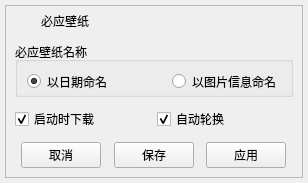
This is bingsetting.ui in yjmthu/PySpeedBox as Qt 5 draws it before an edit. The edited form follows.
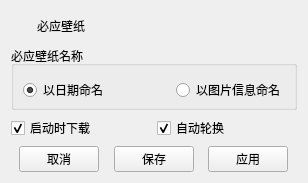
This is the edited form. Icons and pictures are not drawn.

The edit to the form file:
```diff
--- a/bingsetting.ui
+++ b/bingsetting.ui
@@ -13,37 +13,7 @@
   <property name="windowTitle">
    <string>必应壁纸设置</string>
   </property>
-  <layout class="QVBoxLayout" name="verticalLayout_2">
-   <property name="spacing">
-    <number>6</number>
-   </property>
-   <property name="leftMargin">
-    <number>5</number>
-   </property>
-   <property name="topMargin">
-    <number>5</number>
-   </property>
-   <property name="rightMargin">
-    <number>5</number>
-   </property>
-   <property name="bottomMargin">
-    <number>5</number>
-   </property>
-   <item>
-    <widget class="QFrame" name="frame">
-     <property name="frameShape">
-      <enum>QFrame::StyledPanel</enum>
-     </property>
-     <property name="frameShadow">
-      <enum>QFrame::Raised</enum>
-     </property>
      <layout class="QVBoxLayout" name="verticalLayout">
-      <property name="leftMargin">
-       <number>9</number>
-      </property>
-      <property name="topMargin">
-       <number>5</number>
-      </property>
       <item>
        <layout class="QHBoxLayout" name="horizontalLayout_3">
         <item>
@@ -92,19 +62,6 @@
         </item>
        </layout>
       </item>
-      <item>
-       <spacer name="verticalSpacer_3">
-        <property name="orientation">
-         <enum>Qt::Vertical</enum>
-        </property>
-        <property name="sizeHint" stdset="0">
-         <size>
-          <width>20</width>
-          <height>40</height>
-         </size>
-        </property>
-       </spacer>
-      </item>
       <item>
        <widget class="QGroupBox" name="groupBox">
         <property name="minimumSize">
@@ -161,19 +118,6 @@
         </layout>
        </widget>
       </item>
-      <item>
-       <spacer name="verticalSpacer_2">
-        <property name="orientation">
-         <enum>Qt::Vertical</enum>
-        </property>
-        <property name="sizeHint" stdset="0">
-         <size>
-          <width>20</width>
-          <height>40</height>
-         </size>
-        </property>
-       </spacer>
-      </item>
       <item>
        <layout class="QHBoxLayout" name="horizontalLayout_5">
         <item>
@@ -204,19 +148,6 @@
         </item>
        </layout>
       </item>
-      <item>
-       <spacer name="verticalSpacer">
-        <property name="orientation">
-         <enum>Qt::Vertical</enum>
-        </property>
-        <property name="sizeHint" stdset="0">
-         <size>
-          <width>20</width>
-          <height>40</height>
-         </size>
-        </property>
-       </spacer>
-      </item>
       <item>
        <layout class="QHBoxLayout" name="horizontalLayout_2">
         <item>
@@ -299,9 +230,6 @@
          </spacer>
         </item>
        </layout>
-      </item>
-     </layout>
-    </widget>
    </item>
   </layout>
  </widget>
```
Lines whose indentation alone changed are shown as unchanged.
